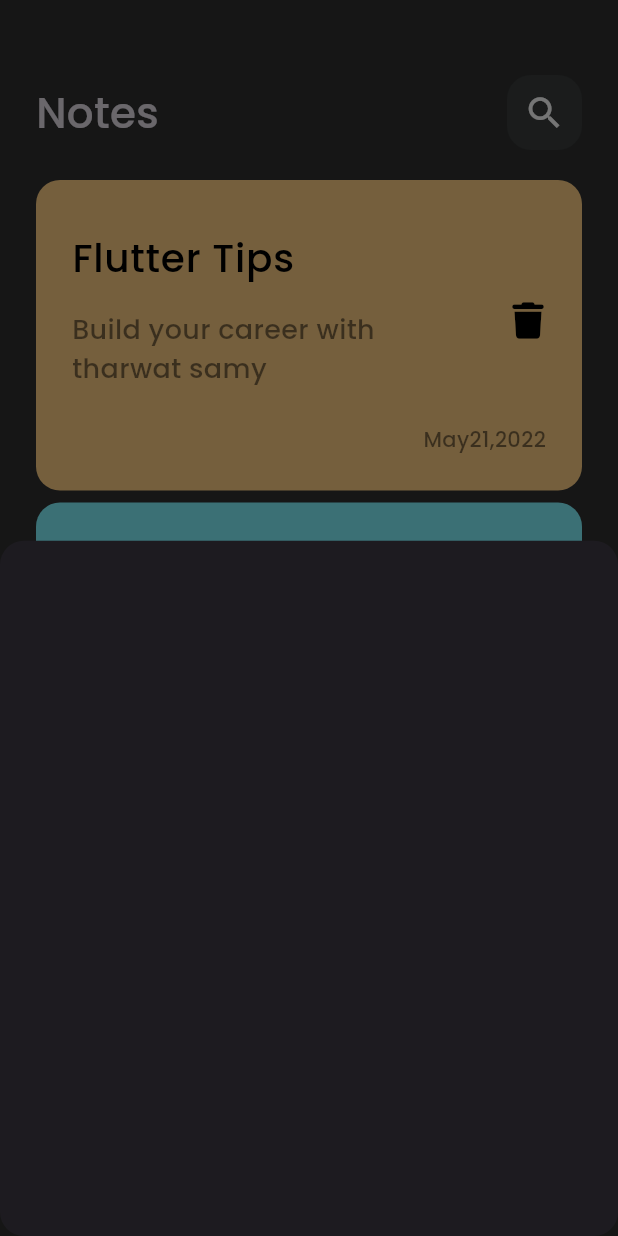
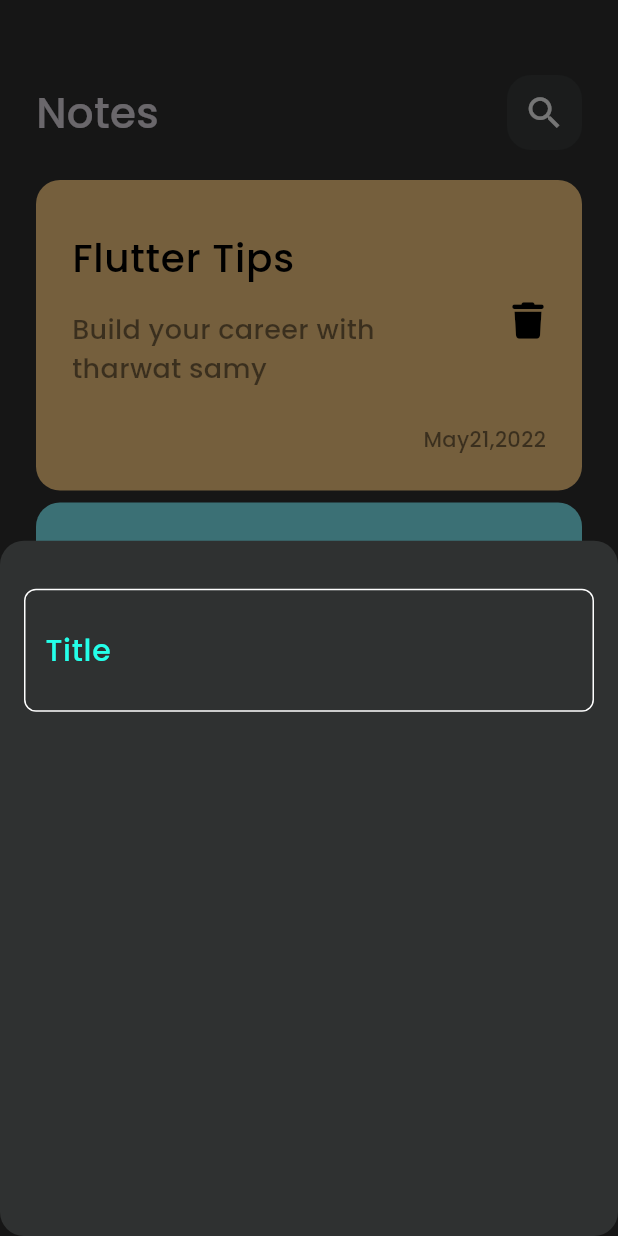
Before and after one commit to Tahtawy1/note_app, a Flutter app: the screen it shows after launch, after a tap on the "add" icon, on a phone screen of 412 x 824 dp. Run offline on Flutter 3.47's test engine with Material 3 defaults, Android fonts, the phone set to English and light mode, and no system bars; our stand-ins replace device_preview, font_awesome_flutter.

Commit message:
create custom text filed

```diff
--- a/lib/data/note_icon_data.dart
+++ /dev/null
@@ -1,9 +0,0 @@
-import 'package:flutter/material.dart';
-
-final data = const [
-    Color.fromARGB(255, 255, 206, 132),
-    Color.fromARGB(255, 128, 244, 255),
-    Color.fromARGB(255, 255, 180, 203),
-    Color.fromARGB(255, 254, 253, 186),
-    Color.fromARGB(255, 206, 163, 228),
-  ];
--- /dev/null
+++ b/lib/note_icon_data.dart
@@ -0,0 +1,11 @@
+import 'package:flutter/material.dart';
+
+final Color primaryColor = const Color.fromARGB(255, 36, 255, 233);
+
+final data = const [
+  Color.fromARGB(255, 255, 206, 132),
+  Color.fromARGB(255, 128, 244, 255),
+  Color.fromARGB(255, 255, 180, 203),
+  Color.fromARGB(255, 254, 253, 186),
+  Color.fromARGB(255, 206, 163, 228),
+];
--- a/lib/views/home_page.dart
+++ b/lib/views/home_page.dart
@@ -1,4 +1,5 @@
 import 'package:flutter/material.dart';
+import 'package:note_app/note_icon_data.dart';
 import 'package:note_app/views/widgets/notes_body.dart';
 import 'widgets/add_note_bottom_sheet.dart';
 
@@ -10,10 +11,11 @@ class HomePage extends StatelessWidget {
     return Scaffold(
       floatingActionButton: FloatingActionButton(
         shape: RoundedRectangleBorder(borderRadius: BorderRadius.circular(100)),
-        backgroundColor: const Color.fromARGB(255, 32, 240, 209),
+        backgroundColor: primaryColor,
         child: Icon(Icons.add, color: Colors.black),
         onPressed: () {
           showModalBottomSheet(
+            backgroundColor: const Color.fromARGB(255, 47, 49, 49),
             shape: RoundedRectangleBorder(
               borderRadius: BorderRadius.circular(16)
             ),
--- a/lib/views/widgets/add_note_bottom_sheet.dart
+++ b/lib/views/widgets/add_note_bottom_sheet.dart
@@ -1,10 +1,19 @@
 import 'package:flutter/material.dart';
+import 'package:note_app/views/widgets/custom_text_field.dart';
 
 class AddNoteBottomSheet extends StatelessWidget {
   const AddNoteBottomSheet({super.key});
 
   @override
   Widget build(BuildContext context) {
-    return Container();
+    return Column(
+      children: [
+        SizedBox(height: 32,),
+        Padding(
+          padding: const EdgeInsets.symmetric(horizontal: 16),
+          child: CustomTextField(),
+        )
+      ],
+    );
   }
 }
--- /dev/null
+++ b/lib/views/widgets/custom_text_field.dart
@@ -0,0 +1,33 @@
+import 'package:flutter/material.dart';
+import 'package:note_app/note_icon_data.dart';
+
+class CustomTextField extends StatelessWidget {
+  const CustomTextField({super.key});
+
+  @override
+  Widget build(BuildContext context) {
+    return TextField(
+      cursorColor: primaryColor,
+      decoration: InputDecoration(
+        hintText: 'Title',
+        hintStyle: TextStyle(
+          fontSize: 20,
+          color: primaryColor,
+        ),
+        border: customOutlineBorder(),
+        enabledBorder: customOutlineBorder(),
+        focusedBorder: customOutlineBorder(primaryColor),
+        contentPadding: EdgeInsets.fromLTRB(10, 26, 10, 26),
+      ),
+    );
+  }
+
+  OutlineInputBorder customOutlineBorder([color]) {
+    return OutlineInputBorder(
+        borderRadius: BorderRadius.circular(8),
+        borderSide: BorderSide(
+          color: color ?? Colors.white
+        )
+      );
+  }
+}
--- a/lib/views/widgets/notes_list_view.dart
+++ b/lib/views/widgets/notes_list_view.dart
@@ -1,6 +1,6 @@
 import 'package:flutter/material.dart';
 import 'package:note_app/views/widgets/note_item.dart';
-import 'package:note_app/data/note_icon_data.dart';
+import 'package:note_app/note_icon_data.dart';
 
 class NotesListView extends StatelessWidget {
   const NotesListView({super.key});
```
